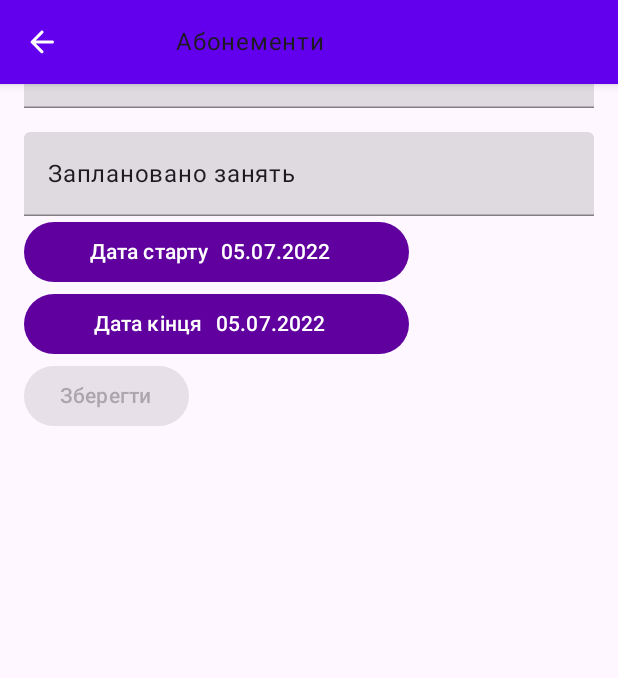
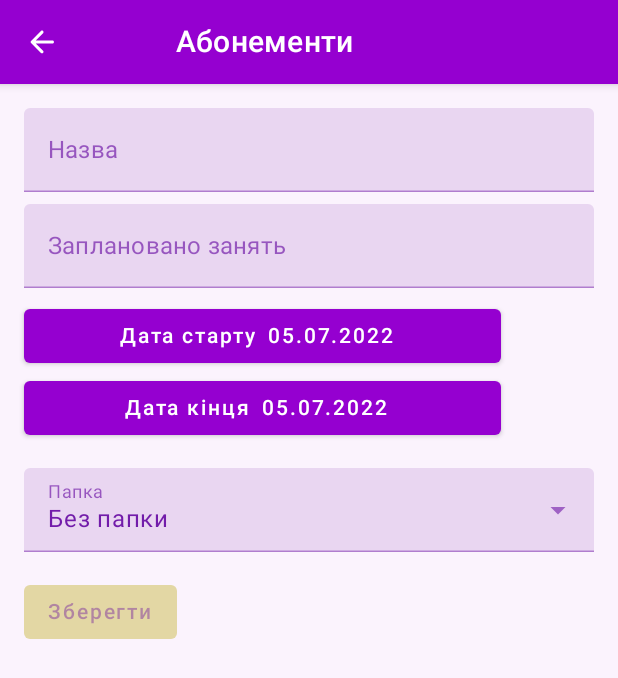
Before and after one commit to lizakolot12/MySubscrtiptions, an Android app built with Jetpack Compose: the screen it shows after launch (MainActivity), after a tap on "Новий", on a phone screen of 412 x 824 dp. Shown: the top 678 px of the screen. Run offline under Robolectric (Android 15) with nearby library versions, the phone set to English and light mode, and no system bars; our stand-ins replace Dagger/Hilt's generated code, Room's generated code, livedata-compose.

Commit message:
folders and design

```diff
--- a/app/build.gradle
+++ b/app/build.gradle
@@ -12,7 +12,7 @@ android {
         applicationId "com.mits.subscription"
         minSdk 27
         targetSdk 32
-        versionCode 10000002
+        versionCode 10000003
         versionName "1.0"
 
         testInstrumentationRunner "androidx.test.runner.AndroidJUnitRunner"
@@ -70,7 +70,6 @@ dependencies {
     implementation 'androidx.activity:activity-compose:1.6.0-alpha03'
     implementation 'androidx.core:core-ktx:1.7.0'
     implementation "androidx.compose.ui:ui:$compose_version"
-    implementation 'androidx.compose.material3:material3:1.0.0-alpha01'
     implementation "androidx.compose.ui:ui-tooling-preview:$compose_version"
     implementation 'androidx.lifecycle:lifecycle-livedata-ktx:2.4.1'
     implementation 'androidx.lifecycle:lifecycle-viewmodel-ktx:2.4.1'
--- a/app/src/main/AndroidManifest.xml
+++ b/app/src/main/AndroidManifest.xml
@@ -12,8 +12,7 @@
         android:roundIcon="@mipmap/ic_launcher_round"
         android:supportsRtl="true"
         android:name=".MainApp"
-        android:theme="@style/Theme.Subscription"
-        tools:targetApi="31">
+        android:theme="@style/Theme.Subscription">
         <activity
             android:name=".MainActivity"
             android:exported="true"
--- a/app/src/main/java/com/mits/subscription/MainActivity.kt
+++ b/app/src/main/java/com/mits/subscription/MainActivity.kt
@@ -6,11 +6,10 @@ import androidx.activity.compose.setContent
 import androidx.activity.viewModels
 import androidx.compose.animation.ExperimentalAnimationApi
 import androidx.compose.foundation.layout.*
-import androidx.compose.material.TopAppBar
+import androidx.compose.material.*
 import androidx.compose.material.icons.Icons
 import androidx.compose.material.icons.filled.Add
 import androidx.compose.material.icons.rounded.ArrowBack
-import androidx.compose.material3.*
 import androidx.compose.runtime.*
 import androidx.compose.ui.Modifier
 import androidx.compose.ui.graphics.Color.Companion.White
@@ -47,7 +46,7 @@ class MainActivity : ComponentActivity() {
     }
 }
 
-@OptIn(ExperimentalMaterial3Api::class, ExperimentalAnimationApi::class)
+@OptIn(ExperimentalAnimationApi::class)
 @Composable
 fun Main(activity: ComponentActivity) {
     val navController = rememberNavController()
@@ -67,6 +66,7 @@ fun Main(activity: ComponentActivity) {
                     )
                 },
 
+                //backgroundColor =  MaterialTheme.colorScheme.primary,
                 actions = {
                     if (currentRoute.value?.destination?.route.equals(Navigation.LIST.route)) {
                         IconButton(onClick = { createFolder.value = true }) {
--- a/app/src/main/java/com/mits/subscription/data/db/SubscriptionDb.kt
+++ b/app/src/main/java/com/mits/subscription/data/db/SubscriptionDb.kt
@@ -38,15 +38,20 @@ abstract class SubscriptionDb : RoomDatabase() {
         override fun onPostMigrate(db: SupportSQLiteDatabase) {
             super.onPostMigrate(db)
             db.execSQL(
-                "INSERT INTO folder (folder_id, name)" +
-                        "VALUES (" + DEFAULT_FOLDER_ID + " , 'Без папки');"
+                CREATE_DEFAULT_FOLDER
             )
-            db.execSQL("UPDATE subscription \n" +
-                    "   SET folder_id = " + DEFAULT_FOLDER_ID )
+            db.execSQL(UPDATE_EXISTING_DESCRIPTION )
         }
     }
 
     companion object {
+
+
+        const val DEFAULT_FOLDER_ID = 1L
+        val CREATE_DEFAULT_FOLDER = "INSERT INTO folder (folder_id, name)" +
+                "VALUES (" + DEFAULT_FOLDER_ID + " , 'Без папки');"
+        val UPDATE_EXISTING_DESCRIPTION = "UPDATE subscription \n" +
+                "   SET folder_id = " + DEFAULT_FOLDER_ID
 
         @Volatile
         private var INSTANCE: SubscriptionDb? = null
@@ -61,9 +66,14 @@ abstract class SubscriptionDb : RoomDatabase() {
                 context.applicationContext,
                 SubscriptionDb::class.java, "subscription.db"
             )
+                .addCallback(object:Callback(){
+                    override fun onCreate(db: SupportSQLiteDatabase) {
+                        super.onCreate(db)
+                        db.execSQL(CREATE_DEFAULT_FOLDER)
+                    }
+
+                })
                 .build()
-
-        const val DEFAULT_FOLDER_ID = 1L
 
     }
 
--- a/app/src/main/java/com/mits/subscription/data/repo/SubscriptionRepository.kt
+++ b/app/src/main/java/com/mits/subscription/data/repo/SubscriptionRepository.kt
@@ -3,6 +3,7 @@ package com.mits.subscription.data.repo
 import androidx.lifecycle.LiveData
 import androidx.room.ColumnInfo
 import androidx.room.PrimaryKey
+import com.mits.subscription.data.db.SubscriptionDb
 import com.mits.subscription.data.db.dao.FolderDao
 import com.mits.subscription.data.db.dao.LessonDao
 import com.mits.subscription.data.db.entity.LessonEntity
@@ -30,6 +31,7 @@ class SubscriptionRepository(
             subscription.endDate,
             subscription.lessonNumbers,
             subscription.description,
+            subscription.folderId
         )
         return subscriptionDao.insert(subscriptionEntity)
     }
@@ -64,7 +66,8 @@ class SubscriptionRepository(
             subscription.startDate,
             subscription.endDate,
             subscription.lessonNumbers,
-            subscription.description
+            subscription.description,
+            subscription.folderId
         )
     }
 
--- a/app/src/main/java/com/mits/subscription/ui/creating/CreatingScreen.kt
+++ b/app/src/main/java/com/mits/subscription/ui/creating/CreatingScreen.kt
@@ -5,28 +5,34 @@ import android.util.Log
 import android.widget.DatePicker
 import androidx.compose.foundation.ExperimentalFoundationApi
 import androidx.compose.foundation.layout.*
+import androidx.compose.foundation.text.KeyboardActions
 import androidx.compose.foundation.text.KeyboardOptions
-import androidx.compose.material.CircularProgressIndicator
-import androidx.compose.material.TextField
-import androidx.compose.material3.Button
-import androidx.compose.material3.Text
+import androidx.compose.material.*
+import androidx.compose.material.ExposedDropdownMenuDefaults.TrailingIcon
 import androidx.compose.runtime.*
 import androidx.compose.ui.Alignment
+import androidx.compose.ui.ExperimentalComposeUiApi
 import androidx.compose.ui.Modifier
+import androidx.compose.ui.focus.FocusRequester
+import androidx.compose.ui.focus.focusRequester
 import androidx.compose.ui.graphics.Color.Companion.Red
 import androidx.compose.ui.platform.LocalContext
+import androidx.compose.ui.platform.LocalSoftwareKeyboardController
 import androidx.compose.ui.res.stringResource
 import androidx.compose.ui.text.input.ImeAction
-import androidx.compose.ui.text.input.KeyboardCapitalization
 import androidx.compose.ui.text.input.KeyboardType
 import androidx.compose.ui.text.input.TextFieldValue
 import androidx.compose.ui.unit.dp
+import androidx.compose.ui.unit.sp
+import androidx.lifecycle.LiveData
 import androidx.navigation.NavController
 import com.mits.subscription.R
+import com.mits.subscription.data.db.SubscriptionDb
+import com.mits.subscription.model.Folder
 import com.mits.subscription.model.Subscription
 import com.mits.subscription.parseCalendar
-import java.text.SimpleDateFormat
 import java.util.*
+
 
 @OptIn(ExperimentalFoundationApi::class)
 @Composable
@@ -34,7 +40,6 @@ fun CreatingScreen(
     navController: NavController,
     createViewModel: CreatingViewModel
 ) {
-    // val uiState by createViewModel.uiState.collectAsState()
     val uiState = remember {
         createViewModel.uiState
     }
@@ -42,7 +47,7 @@ fun CreatingScreen(
     CreatingScreenState(navController, uiState, createViewModel)
 }
 
-@OptIn(ExperimentalFoundationApi::class)
+@OptIn(ExperimentalFoundationApi::class, ExperimentalComposeUiApi::class)
 @Composable
 fun CreatingScreenState(
     navController: NavController,
@@ -63,46 +68,64 @@ fun CreatingScreenState(
     }
     Column(modifier = Modifier.fillMaxWidth()) {
         val name = remember { mutableStateOf(TextFieldValue()) }
+        val focusRequester = remember { FocusRequester() }
+
         TextField(
             value = name.value,
             modifier = Modifier
                 .fillMaxWidth()
-                .padding(16.dp),
+                .padding(start = 16.dp, end = 16.dp, top = 16.dp)
+                .focusRequester(focusRequester),
             onValueChange = {
                 name.value = it
                 createViewModel.checkName(it.text)
             },
             isError = state.value.nameError != null,
-            label = { Text(stringResource(id = R.string.label_name)) }
+            label = { Text(stringResource(id = R.string.label_name)) },
+            keyboardOptions = KeyboardOptions(
+                imeAction = ImeAction.Next, // ** Go to next **
+            ),
         )
+        LaunchedEffect(Unit) {
+            focusRequester.requestFocus()
+        }
         if (state.value.nameError != null) {
             Text(
                 text = stringResource(id = state.value.nameError!!),
                 modifier = Modifier
                     .fillMaxWidth()
-                    .padding(horizontal = 16.dp),
-                color = Red
+                    .padding(horizontal = 16.dp, vertical = 0.dp),
+                color = Red,
+                fontSize = 12.sp
             )
         }
         val number = remember { mutableStateOf("") }
+        val keyboardController = LocalSoftwareKeyboardController.current
+        val choseStartDate = remember { mutableStateOf(false) }
         TextField(
             modifier = Modifier
-                .fillMaxWidth()
-                .padding(horizontal = 16.dp),
+                .padding(horizontal = 16.dp)
+                .fillMaxWidth().
+            padding(vertical = 8.dp),
             value = number.value,
-            keyboardOptions = KeyboardOptions.Default
+
+            keyboardOptions = KeyboardOptions(imeAction = ImeAction.Done)
                 .copy(keyboardType = KeyboardType.Number),
+            keyboardActions = KeyboardActions(
+                onDone = { keyboardController?.hide() }
+            ),
             onValueChange = {
                 number.value = it.digits()
             },
-            label = { Text(stringResource(id = R.string.label_lesson_number)) }
-        )
-        val choseStartDate = remember { mutableStateOf(false) }
+            label = { Text(stringResource(id = R.string.label_lesson_number)) },
+
+            )
+
         val startDate = remember { mutableStateOf(Calendar.getInstance()) }
         Button(
             onClick = { choseStartDate.value = true },
             modifier = Modifier
-                .fillMaxWidth(0.7f)
+                .fillMaxWidth(0.85f)
                 .padding(horizontal = 16.dp),
         ) {
             Row() {
@@ -114,19 +137,24 @@ fun CreatingScreenState(
             }
 
         }
+        val choseEndDate = remember { mutableStateOf(false) }
         if (choseStartDate.value) {
-            ShowDatePicker(startDate, choseStartDate)
+            ShowDatePicker(
+                startDate.value, onChanged = { newCalendar ->
+                    choseStartDate.value = false
+                    choseEndDate.value = true
+
+                }, R.string.label_start_date
+            )
+
         }
 
-        ///
-
-        val choseEndDate = remember { mutableStateOf(false) }
         val endDate =
             remember { mutableStateOf(Calendar.getInstance()) }
         Button(
             onClick = { choseEndDate.value = true },
             modifier = Modifier
-                .fillMaxWidth(0.7f)
+                .fillMaxWidth(0.85f)
                 .padding(horizontal = 16.dp),
 
             ) {
@@ -139,12 +167,29 @@ fun CreatingScreenState(
             }
 
         }
+
         if (choseEndDate.value) {
-            ShowDatePicker(endDate, choseEndDate)
+            ShowDatePicker(
+                endDate.value, onChanged = { newCalendar ->
+                    choseEndDate.value = false
+
+                },
+                R.string.label_end_date
+            )
         }
-
+        val defaultFolderName = stringResource(id = R.string.default_folder_name)
+        val defaultFolder = Folder(
+            SubscriptionDb.DEFAULT_FOLDER_ID,
+            defaultFolderName, emptyList()
+        )
+        val selectedOptionFolder = remember { mutableStateOf(defaultFolder) }
+        Folders(
+            createViewModel.folders,
+            defaultFolder,
+            onChanged = { selectedOptionFolder.value = it })
         Button(
             onClick = {
+                Log.e("TEST", "selectedOptionFolder.value.id = " + selectedOptionFolder.value.id)
                 createViewModel.create(
                     Subscription(
                         0, name.value.text,
@@ -152,7 +197,9 @@ fun CreatingScreenState(
                         endDate.value.time,
                         Integer.valueOf(
                             number.value.ifBlank { "0" }
-                        ), ""
+                        ), "",
+                        emptyList(),
+                        selectedOptionFolder.value.id
                     )
                 )
             },
@@ -171,30 +218,7 @@ fun CreatingScreenState(
 private fun String.digits() = filter { it.isDigit() }
 
 @Composable
-fun ShowDatePicker(date: MutableState<Calendar>, opening: MutableState<Boolean>) {
-    val context = LocalContext.current
-    val calendarInit = Calendar.getInstance()
-
-    val yearInit = calendarInit.get(Calendar.YEAR)
-    val monthInit = calendarInit.get(Calendar.MONTH)
-    val dayInit = calendarInit.get(Calendar.DAY_OF_MONTH)
-
-    calendarInit.time = Date()
-    val datePickerDialog = DatePickerDialog(
-        context,
-        { _: DatePicker, year: Int, month: Int, dayOfMonth: Int ->
-            val calendar = Calendar.getInstance()
-            calendar.set(year, month, dayOfMonth)
-            date.value = calendar
-            opening.value = false
-        }, yearInit, monthInit, dayInit
-    )
-    datePickerDialog.show()
-
-}
-
-@Composable
-fun ShowDatePicker(initial: Calendar, onChanged: (m: Calendar) -> Unit) {
+fun ShowDatePicker(initial: Calendar, onChanged: (m: Calendar) -> Unit, titleId: Int? = null) {
     val context = LocalContext.current
 
     val yearInit = initial.get(Calendar.YEAR)
@@ -202,14 +226,78 @@ fun ShowDatePicker(initial: Calendar, onChanged: (m: Calendar) -> Unit) {
     val dayInit = initial.get(Calendar.DAY_OF_MONTH)
 
     val datePickerDialog = DatePickerDialog(
-        context,
+        context, R.style.DatePickerDialogTheme,
         { _: DatePicker, year: Int, month: Int, dayOfMonth: Int ->
             val calendar = Calendar.getInstance()
             calendar.set(year, month, dayOfMonth)
             onChanged.invoke(calendar)
         }, yearInit, monthInit, dayInit
     )
+    titleId?.let {
+        datePickerDialog.setMessage(stringResource(id = titleId))
+    }
 
     datePickerDialog.show()
 
 }
+
+@OptIn(
+    ExperimentalFoundationApi::class, ExperimentalComposeUiApi::class,
+    ExperimentalMaterialApi::class
+)
+@Composable
+fun Folders(folders: LiveData<List<Folder>>, init: Folder, onChanged: (folder: Folder) -> Unit) {
+
+    val selectedOptionFolder = remember { mutableStateOf(init) }
+    var expanded by remember { mutableStateOf(false) }
+
+    val options = folders.value
+    ExposedDropdownMenuBox(
+        expanded = expanded,
+        onExpandedChange = {
+            expanded = !expanded
+        },
+        modifier = Modifier.padding(16.dp)
+    ) {
+        val folLabel = stringResource(id = R.string.folder)
+        TextField(
+            modifier = Modifier
+                .fillMaxWidth(),
+            value = init.name,
+            onValueChange = { },
+            readOnly = true,
+            label = {
+                Text(
+                    text = folLabel,
+                    modifier = Modifier
+                        .fillMaxWidth()
+                )
+            },
+            trailingIcon = {
+                TrailingIcon(
+                    expanded = expanded
+                )
+            },
+            colors = ExposedDropdownMenuDefaults.textFieldColors()
+        )
+        ExposedDropdownMenu(
+            expanded = expanded,
+            onDismissRequest = {
+                expanded = false
+            }
+        ) {
+            options?.forEach { selectionOption ->
+                DropdownMenuItem(
+                    onClick = {
+                        selectedOptionFolder.value = selectionOption
+                        Log.e("TEST", "selectedOptionFolder = " + selectedOptionFolder.value.id)
+                        expanded = false
+                        onChanged.invoke(selectionOption)
+                    }
+                ) {
+                    Text(text = selectionOption.name)
+                }
+            }
+        }
+    }
+}
--- a/app/src/main/java/com/mits/subscription/ui/creating/CreatingViewModel.kt
+++ b/app/src/main/java/com/mits/subscription/ui/creating/CreatingViewModel.kt
@@ -7,6 +7,7 @@ import androidx.compose.runtime.setValue
 import androidx.lifecycle.*
 import com.mits.subscription.R
 import com.mits.subscription.data.repo.SubscriptionRepository
+import com.mits.subscription.model.Folder
 import com.mits.subscription.model.Subscription
 import dagger.hilt.android.lifecycle.HiltViewModel
 import kotlinx.coroutines.Dispatchers
@@ -27,6 +28,7 @@ class CreatingViewModel
       val uiState: State<CreatingState>
           get() = _uiState
   */
+    val folders:LiveData<List<Folder>> = repository.subsFolders
     private val viewModelState = mutableStateOf(CreatingState())
 
     fun init(){
--- a/app/src/main/java/com/mits/subscription/ui/theme/Color.kt
+++ b/app/src/main/java/com/mits/subscription/ui/theme/Color.kt
@@ -7,4 +7,5 @@ val PurpleLight = Color(0xFFca4cff)
 val PurpleDark = Color(0xFF60009e)
 val Yellow = Color(0xFFffeb3b)
 val YellowDark = Color(0xFFc8b900)
-val YellowLight = Color(0xFFffff72)
+val YellowLight = Color(0xFFF5F5A5)
+val PurpleGrey = Color(0xFFFBF3FD)
--- a/app/src/main/java/com/mits/subscription/ui/theme/Theme.kt
+++ b/app/src/main/java/com/mits/subscription/ui/theme/Theme.kt
@@ -1,23 +1,11 @@
 package com.mits.subscription.ui.theme
 
-import android.app.Activity
-import android.os.Build
-import androidx.compose.foundation.isSystemInDarkTheme
-import androidx.compose.material.primarySurface
-import androidx.compose.material3.MaterialTheme
-import androidx.compose.material3.darkColorScheme
-import androidx.compose.material3.dynamicDarkColorScheme
-import androidx.compose.material3.dynamicLightColorScheme
-import androidx.compose.material3.lightColorScheme
+import androidx.compose.material.Colors
+import androidx.compose.material.MaterialTheme
 import androidx.compose.runtime.Composable
-import androidx.compose.runtime.SideEffect
-import androidx.compose.ui.graphics.Color
-import androidx.compose.ui.graphics.Color.Companion.LightGray
 import androidx.compose.ui.graphics.Color.Companion.Red
-import androidx.compose.ui.graphics.toArgb
-import androidx.compose.ui.platform.LocalContext
-import androidx.compose.ui.platform.LocalView
-import androidx.core.view.ViewCompat
+import androidx.compose.ui.graphics.Color.Companion.White
+import androidx.compose.ui.graphics.Color.Companion.Yellow
 
 /*private val DarkColorScheme = darkColorScheme(
     primary = Purple80,
@@ -25,18 +13,25 @@ import androidx.core.view.ViewCompat
     tertiary = Pink80
 )*/
 
-private val LightColorScheme = lightColorScheme(
-    primary = PurpleDark,
+private val LightColorScheme = Colors(
+    primary = Purple,
+    primaryVariant = PurpleDark,
     secondary = Yellow,
-    tertiary = YellowDark,
-    surface = Yellow,
-    primaryContainer = Yellow,
-    secondaryContainer = Purple,
+    secondaryVariant = YellowDark,
+    surface = YellowLight,
+    background = PurpleGrey,
+    error = Red,
+    onPrimary = White,
+    onSecondary = White,
+    onBackground = PurpleDark,
+    onSurface = PurpleDark,
+    onError = White,
+    isLight = true
 
-/*    onPrimary = Color(0xFF60009e),
+    /*   onPrimary = Color(0xFF60009e),
        primaryContainer = Color(0xFFE90457),
        onPrimaryContainer = Color(0xFF13E4A2),
-    inversePrimary = Color(0xFF1E88E5),
+       inversePrimary = Color(0xFFFF9100),
        secondary = Color(0xFF00897B),
        onSecondary = Color(0xFFC0710D),
        secondaryContainer = Color(0xFFDAB411),
@@ -62,7 +57,7 @@ fun SubscriptionTheme(
 ) {
     val colorScheme = LightColorScheme
     MaterialTheme(
-        colorScheme = colorScheme,
+        colors = colorScheme,
         typography = Typography,
         content = content
     )
--- a/app/src/main/java/com/mits/subscription/ui/theme/Type.kt
+++ b/app/src/main/java/com/mits/subscription/ui/theme/Type.kt
@@ -1,20 +1,13 @@
 package com.mits.subscription.ui.theme
 
-import androidx.compose.material3.Typography
+import androidx.compose.material.Typography
 import androidx.compose.ui.text.TextStyle
 import androidx.compose.ui.text.font.FontFamily
 import androidx.compose.ui.text.font.FontWeight
 import androidx.compose.ui.unit.sp
 
 // Set of Material typography styles to start with
-val Typography = Typography(
-    bodyLarge = TextStyle(
-        fontFamily = FontFamily.Default,
-        fontWeight = FontWeight.Normal,
-        fontSize = 16.sp,
-        lineHeight = 24.sp,
-        letterSpacing = 0.5.sp
-    )
+val Typography = Typography(   )
     /* Other default text styles to override
     titleLarge = TextStyle(
         fontFamily = FontFamily.Default,
@@ -31,4 +24,3 @@ val Typography = Typography(
         letterSpacing = 0.5.sp
     )
     */
-)
--- a/app/src/main/res/values/strings.xml
+++ b/app/src/main/res/values/strings.xml
@@ -18,4 +18,5 @@
     <string name="cancel">Скасувати</string>
     <string name="ok">Гаразд</string>
     <string name="default_folder_name">Без папки</string>
+    <string name="folder">Папка</string>
 </resources>
```
Also changed, not shown: app/src/main/java/com/mits/subscription/ui/detail/DetailScreen.kt (+42 -31 lines), app/src/main/java/com/mits/subscription/ui/detail/DetailViewModel.kt (+19 -0 lines), app/src/main/java/com/mits/subscription/ui/folder/CreateFolder.kt (+27 -15 lines), app/src/main/java/com/mits/subscription/ui/list/ListScreen.kt (+24 -37 lines), app/src/main/java/com/mits/subscription/ui/list/ListViewModel.kt (+6 -1 lines), app/src/main/res/values/themes.xml (+9 -0 lines). Lines whose indentation alone changed are shown as unchanged.
